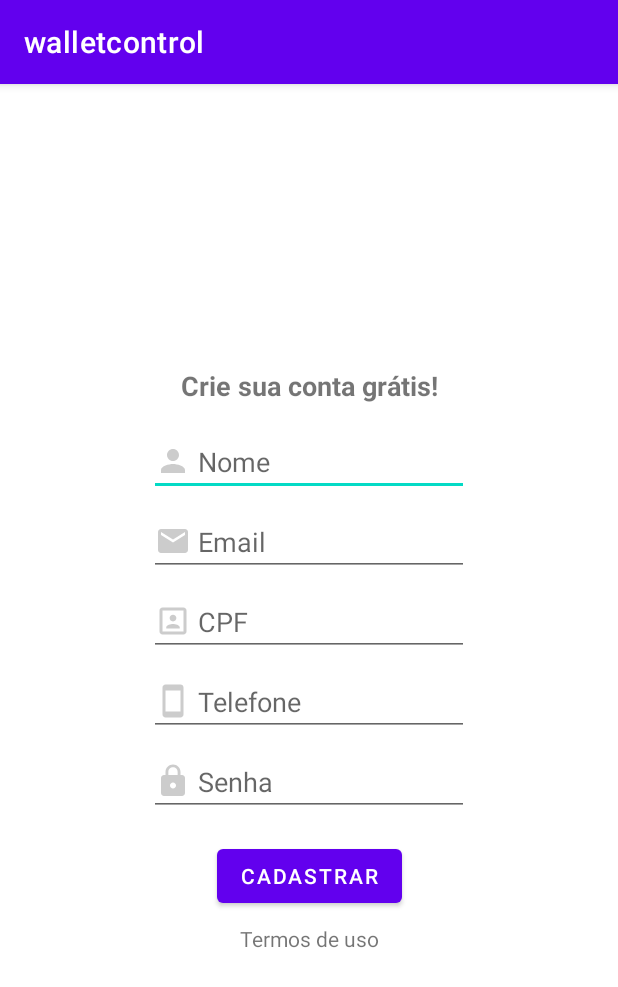
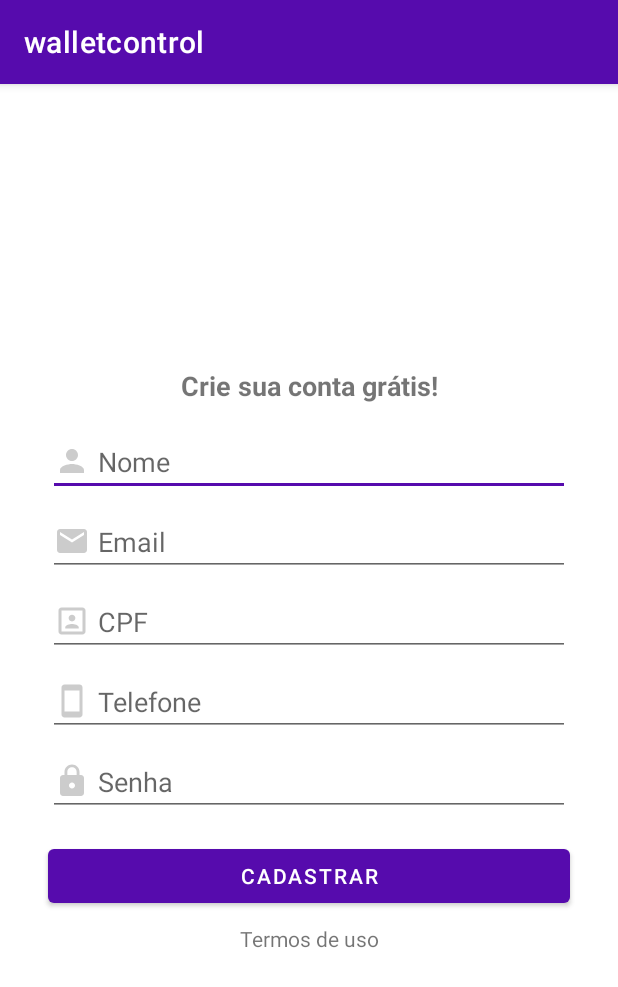
Before and after one commit to ThallesLana/walletcontrol, an Android app: the CadastroActivity screen opened directly, with no data from a screen before it, on a phone screen of 412 x 824 dp. Shown: the top 987 px of the screen. Run offline under Robolectric (Android 15) with nearby library versions, the phone set to English and light mode, and no system bars; our stand-ins replace Firebase (no records; nobody signed in at launch, a user with empty details on screens opened directly).

Commit message:
Layout update and implementation of the registration screen back-end

```diff
--- a/app/build.gradle
+++ b/app/build.gradle
@@ -33,6 +33,7 @@ dependencies {
     implementation 'androidx.appcompat:appcompat:1.3.1'
     implementation 'com.google.android.material:material:1.4.0'
     implementation 'androidx.constraintlayout:constraintlayout:2.0.4'
+    implementation 'com.google.firebase:firebase-auth:21.0.1'
     testImplementation 'junit:junit:4.13.2'
     androidTestImplementation 'androidx.test.ext:junit:1.1.3'
     androidTestImplementation 'androidx.test.espresso:espresso-core:3.4.0'
--- a/app/src/main/AndroidManifest.xml
+++ b/app/src/main/AndroidManifest.xml
@@ -14,7 +14,7 @@
         <activity android:name=".activity.CadastroActivity" />
         <activity android:name=".activity.LoginActivity" />
         <activity
-            android:name=".MainActivity"
+            android:name=".activity.MainActivity"
             android:theme="@style/Theme.Intro">
             <intent-filter>
                 <action android:name="android.intent.action.MAIN" />
--- a/app/src/main/java/com/wc/walletcontrol/activity/CadastroActivity.java
+++ b/app/src/main/java/com/wc/walletcontrol/activity/CadastroActivity.java
@@ -1,16 +1,100 @@
 package com.wc.walletcontrol.activity;
 
+import androidx.annotation.NonNull;
 import androidx.appcompat.app.AppCompatActivity;
 
 import android.os.Bundle;
+import android.view.View;
+import android.widget.Button;
+import android.widget.EditText;
+import android.widget.Toast;
 
+import com.google.android.gms.tasks.OnCompleteListener;
+import com.google.android.gms.tasks.Task;
+import com.google.firebase.auth.AuthResult;
+import com.google.firebase.auth.FirebaseAuth;
 import com.wc.walletcontrol.R;
+import com.wc.walletcontrol.config.ConfiguracaoFirebase;
+import com.wc.walletcontrol.model.Usuario;
 
 public class CadastroActivity extends AppCompatActivity {
+
+    private EditText campoNome, campoEmail, campoCpf, campoTel, campoSenha;
+    private Button botaoCadastrar;
+    private FirebaseAuth autenticacao;
+    private Usuario usuario;
 
     @Override
     protected void onCreate(Bundle savedInstanceState) {
         super.onCreate(savedInstanceState);
         setContentView(R.layout.activity_cadastro);
+
+        campoNome   = findViewById(R.id.editName);
+        campoEmail  = findViewById(R.id.editEmail);
+        campoCpf    = findViewById(R.id.editCpf);
+        campoTel    = findViewById(R.id.editPhone);
+        campoSenha  = findViewById(R.id.editPassword);
+        botaoCadastrar = findViewById(R.id.buttonCad);
+
+        botaoCadastrar.setOnClickListener(new View.OnClickListener() {
+            @Override
+            public void onClick(View v) {
+
+                String textoNome    = campoNome.getText().toString();
+                String textoEmail   = campoEmail.getText().toString();
+                String textoCpf     = campoCpf.getText().toString();
+                String textoTel     = campoTel.getText().toString();
+                String textoSenha   = campoSenha.getText().toString();
+
+                // Valida se os campos foram preenchidos
+
+                if ( !textoNome.isEmpty() ){
+                    if ( !textoEmail.isEmpty() ){
+                        if ( !textoCpf.isEmpty() ){
+                            if ( !textoTel.isEmpty() ){
+                                if ( !textoSenha.isEmpty() ){
+                                    usuario = new Usuario();
+                                    usuario.setNome( textoNome );
+                                    usuario.setEmail( textoEmail );
+                                    usuario.setCpf( textoCpf );
+                                    usuario.setTel( textoTel );
+                                    usuario.setSenha( textoSenha );
+                                    cadastrarUsuario();
+                                }else{
+                                    Toast.makeText(CadastroActivity.this, "Preencha o campo Senha!", Toast.LENGTH_SHORT).show();
+                                }
+                            }else{
+                                Toast.makeText(CadastroActivity.this, "Preencha o campo Telefone!", Toast.LENGTH_SHORT).show();
+                            }
+                        }else{
+                            Toast.makeText(CadastroActivity.this, "Preencha o campo CPF!", Toast.LENGTH_SHORT).show();
+                        }
+                    }else{
+                        Toast.makeText(CadastroActivity.this, "Preencha o campo Email!", Toast.LENGTH_SHORT).show();
+                    }
+                }else{
+                    Toast.makeText(CadastroActivity.this, "Preencha o campo Nome!", Toast.LENGTH_SHORT).show();
+                }
+
+            }
+        });
     }
+
+    public void cadastrarUsuario() {
+
+        autenticacao = ConfiguracaoFirebase.getFirebaseAutenticacao();
+        autenticacao.createUserWithEmailAndPassword(
+                usuario.getEmail(), usuario.getSenha()
+        ).addOnCompleteListener(this, new OnCompleteListener<AuthResult>() {
+            @Override
+            public void onComplete(@NonNull Task<AuthResult> task) {
+                if ( task.isSuccessful() ){
+                    Toast.makeText(CadastroActivity.this, "Suceso ao cadastrar o usúario!", Toast.LENGTH_SHORT).show();
+                }else {
+                    Toast.makeText(CadastroActivity.this, "Erro ao cadastrar o usúario!", Toast.LENGTH_SHORT).show();
+                }
+            }
+        });
+    }
+
 }
--- a/app/src/main/res/layout/activity_cadastro.xml
+++ b/app/src/main/res/layout/activity_cadastro.xml
@@ -8,13 +8,16 @@
 
     <TextView
         android:id="@+id/textView6"
-        android:layout_width="wrap_content"
+        android:layout_width="0dp"
         android:layout_height="wrap_content"
+        android:layout_marginStart="32dp"
+        android:layout_marginEnd="32dp"
         android:layout_marginBottom="16dp"
         android:text="Crie sua conta grátis!"
+        android:textAlignment="center"
         android:textSize="18sp"
         android:textStyle="bold"
-        app:layout_constraintBottom_toTopOf="@+id/editTextTextPersonName"
+        app:layout_constraintBottom_toTopOf="@+id/editName"
         app:layout_constraintEnd_toEndOf="parent"
         app:layout_constraintStart_toStartOf="parent"
         app:layout_constraintTop_toTopOf="parent"
@@ -22,100 +25,123 @@
         tools:ignore="HardcodedText" />
 
     <EditText
-        android:id="@+id/editTextTextPersonName"
-        android:layout_width="wrap_content"
+        android:id="@+id/editName"
+        android:layout_width="0dp"
         android:layout_height="wrap_content"
+        android:layout_marginStart="32dp"
+        android:layout_marginEnd="32dp"
         android:layout_marginBottom="8dp"
         android:drawableLeft="@drawable/ic_person"
+        android:drawablePadding="5dp"
         android:ems="10"
-        android:hint=" Nome"
+        android:hint="Nome"
         android:inputType="textPersonName"
-        app:layout_constraintBottom_toTopOf="@+id/editTextTextPersonName2"
+        app:layout_constraintBottom_toTopOf="@+id/editEmail"
         app:layout_constraintEnd_toEndOf="parent"
         app:layout_constraintStart_toStartOf="parent"
         app:layout_constraintTop_toBottomOf="@+id/textView6"
         tools:ignore="Autofill,HardcodedText,RtlHardcoded" />
 
     <EditText
-        android:id="@+id/editTextTextPersonName2"
-        android:layout_width="wrap_content"
+        android:id="@+id/editEmail"
+        android:layout_width="0dp"
         android:layout_height="wrap_content"
+        android:layout_marginStart="32dp"
+        android:layout_marginEnd="32dp"
         android:layout_marginBottom="8dp"
         android:drawableLeft="@drawable/ic_email"
+        android:drawablePadding="5dp"
         android:ems="10"
-        android:hint=" Email"
+        android:hint="Email"
         android:inputType="textWebEmailAddress"
-        app:layout_constraintBottom_toTopOf="@+id/editTextTextPersonName4"
+        app:layout_constraintBottom_toTopOf="@+id/editCpf"
         app:layout_constraintEnd_toEndOf="parent"
         app:layout_constraintStart_toStartOf="parent"
-        app:layout_constraintTop_toBottomOf="@+id/editTextTextPersonName"
+        app:layout_constraintTop_toBottomOf="@+id/editName"
         tools:ignore="Autofill,HardcodedText,RtlHardcoded" />
 
     <EditText
-        android:id="@+id/editTextTextPersonName3"
-        android:layout_width="wrap_content"
+        android:id="@+id/editPassword"
+        android:layout_width="0dp"
         android:layout_height="wrap_content"
+        android:layout_marginStart="32dp"
+        android:layout_marginEnd="32dp"
         android:drawableLeft="@drawable/ic_padlock"
+        android:drawablePadding="5dp"
         android:ems="10"
-        android:hint=" Senha"
+        android:hint="Senha"
         android:inputType="textPassword"
-        app:layout_constraintBottom_toTopOf="@+id/button2"
+        app:layout_constraintBottom_toTopOf="@+id/buttonCad"
         app:layout_constraintEnd_toEndOf="parent"
         app:layout_constraintStart_toStartOf="parent"
-        app:layout_constraintTop_toBottomOf="@+id/editTextPhone"
+        app:layout_constraintTop_toBottomOf="@+id/editPhone"
         tools:ignore="Autofill,HardcodedText,RtlHardcoded" />
 
     <Button
-        android:id="@+id/button2"
-        android:layout_width="wrap_content"
+        android:id="@+id/buttonCad"
+        android:layout_width="0dp"
         android:layout_height="wrap_content"
+        android:layout_marginStart="32dp"
         android:layout_marginTop="16dp"
-        android:layout_marginBottom="8dp"
+        android:layout_marginEnd="32dp"
         android:text="Cadastrar"
+        android:textColor="@color/white"
+        app:backgroundTint="@color/colorPrimary"
         app:layout_constraintBottom_toTopOf="@+id/textView7"
         app:layout_constraintEnd_toEndOf="parent"
         app:layout_constraintStart_toStartOf="parent"
-        app:layout_constraintTop_toBottomOf="@+id/editTextTextPersonName3"
+        app:layout_constraintTop_toBottomOf="@+id/editPassword"
         tools:ignore="HardcodedText" />
 
     <TextView
         android:id="@+id/textView7"
-        android:layout_width="wrap_content"
+        android:layout_width="0dp"
         android:layout_height="wrap_content"
+        android:layout_marginStart="32dp"
+        android:layout_marginTop="8dp"
+        android:layout_marginEnd="32dp"
         android:text="Termos de uso"
+        android:textAlignment="center"
         app:layout_constraintBottom_toBottomOf="parent"
         app:layout_constraintEnd_toEndOf="parent"
         app:layout_constraintStart_toStartOf="parent"
-        app:layout_constraintTop_toBottomOf="@+id/button2"
+        app:layout_constraintTop_toBottomOf="@+id/buttonCad"
         tools:ignore="HardcodedText" />
 
     <EditText
-        android:id="@+id/editTextTextPersonName4"
-        android:layout_width="wrap_content"
+        android:id="@+id/editCpf"
+        android:layout_width="0dp"
         android:layout_height="wrap_content"
+        android:layout_marginStart="32dp"
+        android:layout_marginEnd="32dp"
         android:layout_marginBottom="8dp"
         android:drawableLeft="@drawable/ic_cpf"
+        android:drawablePadding="5dp"
         android:ems="10"
-        android:hint=" CPF"
+        android:hint="CPF"
         android:inputType="textPersonName"
-        app:layout_constraintBottom_toTopOf="@+id/editTextPhone"
+        app:layout_constraintBottom_toTopOf="@+id/editPhone"
         app:layout_constraintEnd_toEndOf="parent"
+        app:layout_constraintHorizontal_bias="0.0"
         app:layout_constraintStart_toStartOf="parent"
-        app:layout_constraintTop_toBottomOf="@+id/editTextTextPersonName2"
+        app:layout_constraintTop_toBottomOf="@+id/editEmail"
         tools:ignore="Autofill,HardcodedText,RtlHardcoded" />
 
     <EditText
-        android:id="@+id/editTextPhone"
-        android:layout_width="wrap_content"
+        android:id="@+id/editPhone"
+        android:layout_width="0dp"
         android:layout_height="wrap_content"
+        android:layout_marginStart="32dp"
+        android:layout_marginEnd="32dp"
         android:layout_marginBottom="8dp"
         android:drawableLeft="@drawable/ic_phone"
+        android:drawablePadding="5dp"
         android:ems="10"
-        android:hint=" Telefone"
+        android:hint="Telefone"
         android:inputType="phone"
-        app:layout_constraintBottom_toTopOf="@+id/editTextTextPersonName3"
+        app:layout_constraintBottom_toTopOf="@+id/editPassword"
         app:layout_constraintEnd_toEndOf="parent"
         app:layout_constraintStart_toStartOf="parent"
-        app:layout_constraintTop_toBottomOf="@+id/editTextTextPersonName4"
+        app:layout_constraintTop_toBottomOf="@+id/editCpf"
         tools:ignore="Autofill,HardcodedText,RtlHardcoded" />
 </androidx.constraintlayout.widget.ConstraintLayout>
--- a/app/src/main/res/layout/activity_main.xml
+++ b/app/src/main/res/layout/activity_main.xml
@@ -4,7 +4,7 @@
     xmlns:tools="http://schemas.android.com/tools"
     android:layout_width="match_parent"
     android:layout_height="match_parent"
-    tools:context=".MainActivity">
+    tools:context=".activity.MainActivity">
 
     <TextView
         android:layout_width="wrap_content"
--- a/app/src/main/res/layout/intro_1.xml
+++ b/app/src/main/res/layout/intro_1.xml
@@ -24,7 +24,6 @@
         android:id="@+id/textView4"
         android:layout_width="wrap_content"
         android:layout_height="wrap_content"
-        android:layout_marginBottom="8dp"
         android:text="Gerencie suas contas\n de onde estiver"
         android:textAlignment="center"
         android:textColor="@color/white"
@@ -40,9 +39,10 @@
         android:id="@+id/textView5"
         android:layout_width="wrap_content"
         android:layout_height="wrap_content"
+        android:layout_marginTop="8dp"
         android:text="Simples, fácil de usar e grátis!"
         android:textAlignment="center"
-        android:textColor="@android:color/darker_gray"
+        android:textColor="@android:color/white"
         app:layout_constraintBottom_toBottomOf="parent"
         app:layout_constraintEnd_toEndOf="parent"
         app:layout_constraintStart_toStartOf="parent"
--- a/app/src/main/res/layout/intro_3.xml
+++ b/app/src/main/res/layout/intro_3.xml
@@ -23,7 +23,6 @@
         android:id="@+id/textView4"
         android:layout_width="wrap_content"
         android:layout_height="wrap_content"
-        android:layout_marginBottom="8dp"
         android:text="Nunca mais esqueça de\n pagar uma conta"
         android:textAlignment="center"
         android:textColor="@color/white"
@@ -39,9 +38,10 @@
         android:id="@+id/textView5"
         android:layout_width="wrap_content"
         android:layout_height="wrap_content"
+        android:layout_marginTop="8dp"
         android:text="Receba notificações quando quiser"
         android:textAlignment="center"
-        android:textColor="@android:color/background_light"
+        android:textColor="@android:color/white"
         app:layout_constraintBottom_toBottomOf="parent"
         app:layout_constraintEnd_toEndOf="parent"
         app:layout_constraintStart_toStartOf="parent"
--- a/app/src/main/res/layout/intro_cadastro.xml
+++ b/app/src/main/res/layout/intro_cadastro.xml
@@ -29,6 +29,8 @@
         android:layout_marginBottom="8dp"
         android:onClick="btCadastrar"
         android:text="CADASTRE-SE"
+        android:textColor="@color/white"
+        app:backgroundTint="@color/colorPrimary"
         app:layout_constraintBottom_toTopOf="@+id/textView3"
         app:layout_constraintEnd_toEndOf="parent"
         app:layout_constraintHorizontal_bias="0.498"
--- a/app/src/main/res/values-night/themes.xml
+++ b/app/src/main/res/values-night/themes.xml
@@ -2,12 +2,12 @@
     <!-- Base application theme. -->
     <style name="Theme.WalletControl" parent="Theme.MaterialComponents.DayNight.DarkActionBar">
         <!-- Primary brand color. -->
-        <item name="colorPrimary">@color/purple_200</item>
+        <item name="colorPrimary">@color/colorPrimaryDark</item>
         <item name="colorPrimaryVariant">@color/purple_700</item>
         <item name="colorOnPrimary">@color/black</item>
         <!-- Secondary brand color. -->
-        <item name="colorSecondary">@color/teal_200</item>
-        <item name="colorSecondaryVariant">@color/teal_200</item>
+        <item name="colorSecondary">@color/AzulE</item>
+        <item name="colorSecondaryVariant">@color/AzulC</item>
         <item name="colorOnSecondary">@color/black</item>
         <!-- Status bar color. -->
         <item name="android:statusBarColor" tools:targetApi="l">?attr/colorPrimaryVariant</item>
--- a/app/src/main/res/values/colors.xml
+++ b/app/src/main/res/values/colors.xml
@@ -13,4 +13,7 @@
     <color name="AzulE">#3F37C9</color>
     <color name="RoxoC">#7209B7</color>
     <color name="RoxoE">#560BAD</color>
+    <color name="colorPrimary">#560BAD</color>
+    <color name="colorPrimaryDark">#3F37C9</color>
+    <color name="colorAccent">#edeaf1</color>
 </resources>
--- a/app/src/main/res/values/themes.xml
+++ b/app/src/main/res/values/themes.xml
@@ -2,12 +2,12 @@
     <!-- Base application theme. -->
     <style name="Theme.WalletControl" parent="Theme.MaterialComponents.DayNight.DarkActionBar">
         <!-- Primary brand color. -->
-        <item name="colorPrimary">@color/purple_500</item>
+        <item name="colorPrimary">@color/colorPrimary</item>
         <item name="colorPrimaryVariant">@color/purple_700</item>
         <item name="colorOnPrimary">@color/white</item>
         <!-- Secondary brand color. -->
-        <item name="colorSecondary">@color/teal_200</item>
-        <item name="colorSecondaryVariant">@color/teal_700</item>
+        <item name="colorSecondary">@color/RoxoE</item>
+        <item name="colorSecondaryVariant">@color/RoxoC</item>
         <item name="colorOnSecondary">@color/black</item>
         <!-- Status bar color. -->
         <item name="android:statusBarColor" tools:targetApi="l">?attr/colorPrimaryVariant</item>
```
Also changed, not shown: app/src/main/java/com/wc/walletcontrol/activity/MainActivity.java (added, +67 -0 lines), app/src/main/java/com/wc/walletcontrol/config/ConfiguracaoFirebase.java (added, +16 -0 lines), app/src/main/java/com/wc/walletcontrol/model/Usuario.java (added, +56 -0 lines), app/src/main/res/layout/activity_login.xml (+19 -6 lines), app/src/main/res/layout/intro_2.xml (+5 -5 lines), app/src/main/res/layout/intro_4.xml (+4 -7 lines).
